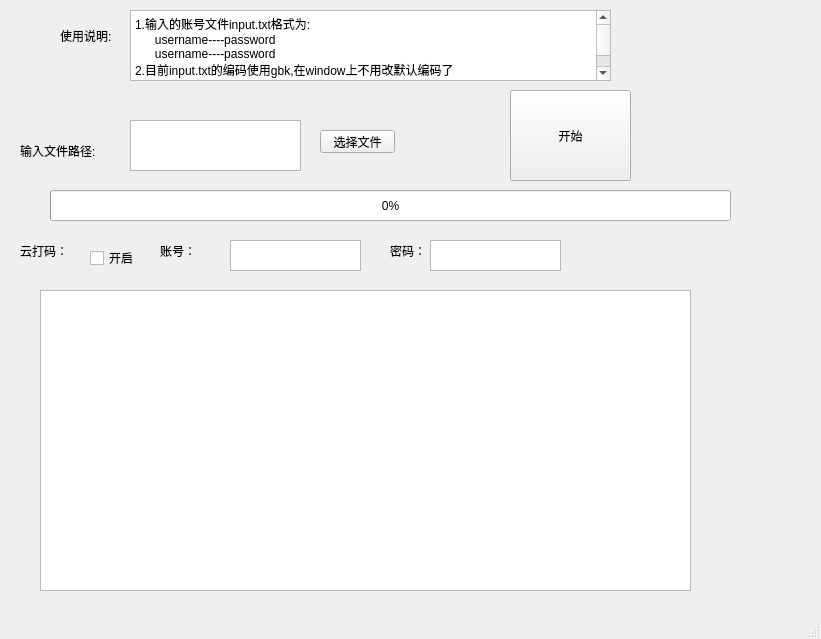
First picture: the form in xiaomi/MainWindow.ui, repository wudizhangzhi/coding_for_life, before the edit.
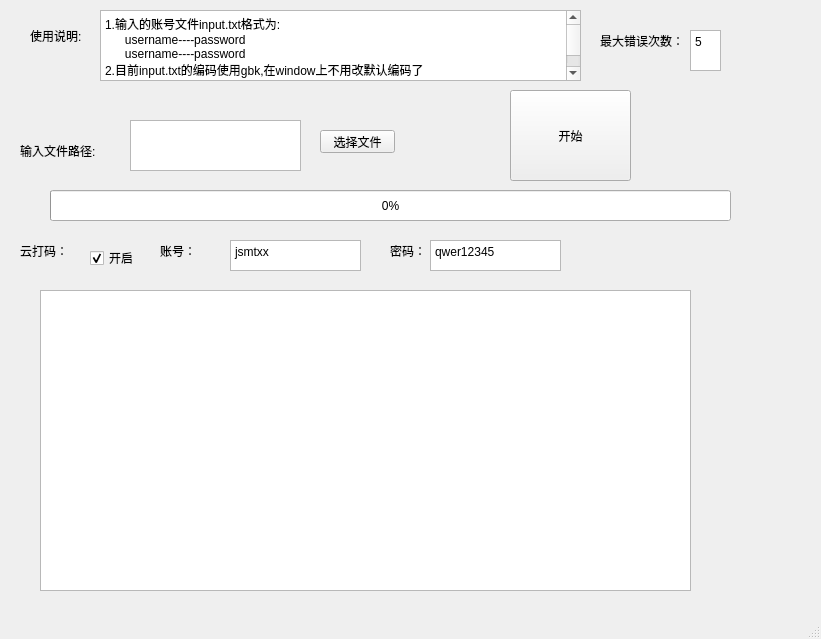
Second picture: the form after the edit.

The edit to the form file:
```diff
--- a/xiaomi/MainWindow.ui
+++ b/xiaomi/MainWindow.ui
@@ -89,7 +89,7 @@
    <widget class="QPlainTextEdit" name="plainTextEdit">
     <property name="geometry">
      <rect>
-      <x>130</x>
+      <x>100</x>
       <y>10</y>
       <width>481</width>
       <height>71</height>
@@ -105,7 +105,7 @@
    <widget class="QLabel" name="label_2">
     <property name="geometry">
      <rect>
-      <x>60</x>
+      <x>30</x>
       <y>30</y>
       <width>54</width>
       <height>12</height>
@@ -127,6 +127,9 @@
     <property name="text">
      <string>开启</string>
     </property>
+    <property name="checked">
+     <bool>true</bool>
+    </property>
    </widget>
    <widget class="QLabel" name="label_3">
     <property name="geometry">
@@ -150,6 +153,13 @@
       <height>31</height>
      </rect>
     </property>
+    <property name="html">
+     <string>&lt;!DOCTYPE HTML PUBLIC &quot;-//W3C//DTD HTML 4.0//EN&quot; &quot;http://www.w3.org/TR/REC-html40/strict.dtd&quot;&gt;
+&lt;html&gt;&lt;head&gt;&lt;meta name=&quot;qrichtext&quot; content=&quot;1&quot; /&gt;&lt;style type=&quot;text/css&quot;&gt;
+p, li { white-space: pre-wrap; }
+&lt;/style&gt;&lt;/head&gt;&lt;body style=&quot; font-family:'SimSun'; font-size:9pt; font-weight:400; font-style:normal;&quot;&gt;
+&lt;p style=&quot; margin-top:0px; margin-bottom:0px; margin-left:0px; margin-right:0px; -qt-block-indent:0; text-indent:0px;&quot;&gt;jsmtxx&lt;/p&gt;&lt;/body&gt;&lt;/html&gt;</string>
+    </property>
    </widget>
    <widget class="QTextEdit" name="textEdit_3">
     <property name="geometry">
@@ -160,6 +170,13 @@
       <height>31</height>
      </rect>
     </property>
+    <property name="html">
+     <string>&lt;!DOCTYPE HTML PUBLIC &quot;-//W3C//DTD HTML 4.0//EN&quot; &quot;http://www.w3.org/TR/REC-html40/strict.dtd&quot;&gt;
+&lt;html&gt;&lt;head&gt;&lt;meta name=&quot;qrichtext&quot; content=&quot;1&quot; /&gt;&lt;style type=&quot;text/css&quot;&gt;
+p, li { white-space: pre-wrap; }
+&lt;/style&gt;&lt;/head&gt;&lt;body style=&quot; font-family:'SimSun'; font-size:9pt; font-weight:400; font-style:normal;&quot;&gt;
+&lt;p style=&quot; margin-top:0px; margin-bottom:0px; margin-left:0px; margin-right:0px; -qt-block-indent:0; text-indent:0px;&quot;&gt;qwer12345&lt;/p&gt;&lt;/body&gt;&lt;/html&gt;</string>
+    </property>
    </widget>
    <widget class="QLabel" name="label_4">
     <property name="geometry">
@@ -187,6 +204,36 @@
      <string>密码：</string>
     </property>
    </widget>
+   <widget class="QTextEdit" name="textEdit_4">
+    <property name="geometry">
+     <rect>
+      <x>690</x>
+      <y>30</y>
+      <width>31</width>
+      <height>41</height>
+     </rect>
+    </property>
+    <property name="html">
+     <string>&lt;!DOCTYPE HTML PUBLIC &quot;-//W3C//DTD HTML 4.0//EN&quot; &quot;http://www.w3.org/TR/REC-html40/strict.dtd&quot;&gt;
+&lt;html&gt;&lt;head&gt;&lt;meta name=&quot;qrichtext&quot; content=&quot;1&quot; /&gt;&lt;style type=&quot;text/css&quot;&gt;
+p, li { white-space: pre-wrap; }
+&lt;/style&gt;&lt;/head&gt;&lt;body style=&quot; font-family:'SimSun'; font-size:9pt; font-weight:400; font-style:normal;&quot;&gt;
+&lt;p style=&quot; margin-top:0px; margin-bottom:0px; margin-left:0px; margin-right:0px; -qt-block-indent:0; text-indent:0px;&quot;&gt;5&lt;/p&gt;&lt;/body&gt;&lt;/html&gt;</string>
+    </property>
+   </widget>
+   <widget class="QLabel" name="label_6">
+    <property name="geometry">
+     <rect>
+      <x>600</x>
+      <y>10</y>
+      <width>91</width>
+      <height>61</height>
+     </rect>
+    </property>
+    <property name="text">
+     <string>最大错误次数：</string>
+    </property>
+   </widget>
   </widget>
   <widget class="QMenuBar" name="menubar">
    <property name="geometry">
```
